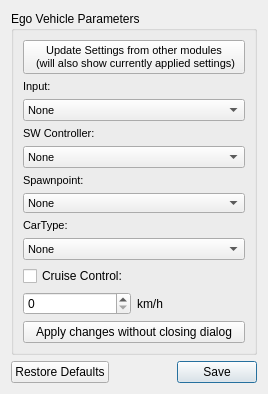
tud-hri/joan, file modules/carlainterface/carlainterface_agentclasses/ui/ego_vehicle_settings_ui.ui: the form before one commit.
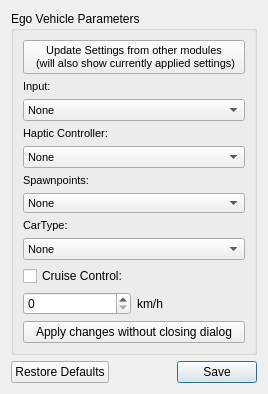
The form after the commit.

Commit message: haptic controller manager calculates error correctly

What changed in the file:
```diff
--- a/modules/carlainterface/carlainterface_agentclasses/ui/ego_vehicle_settings_ui.ui
+++ b/modules/carlainterface/carlainterface_agentclasses/ui/ego_vehicle_settings_ui.ui
@@ -33,7 +33,7 @@
          </font>
         </property>
         <property name="text">
-         <string>Spawnpoint:</string>
+         <string>Spawnpoints:</string>
         </property>
        </widget>
       </item>
@@ -139,7 +139,7 @@
          </font>
         </property>
         <property name="text">
-         <string>SW Controller:</string>
+         <string>Haptic Controller:</string>
         </property>
        </widget>
       </item>
```
Left out of the diff: 2 changed lines with no effect on the pictures. The commit also changes 11 other files.
